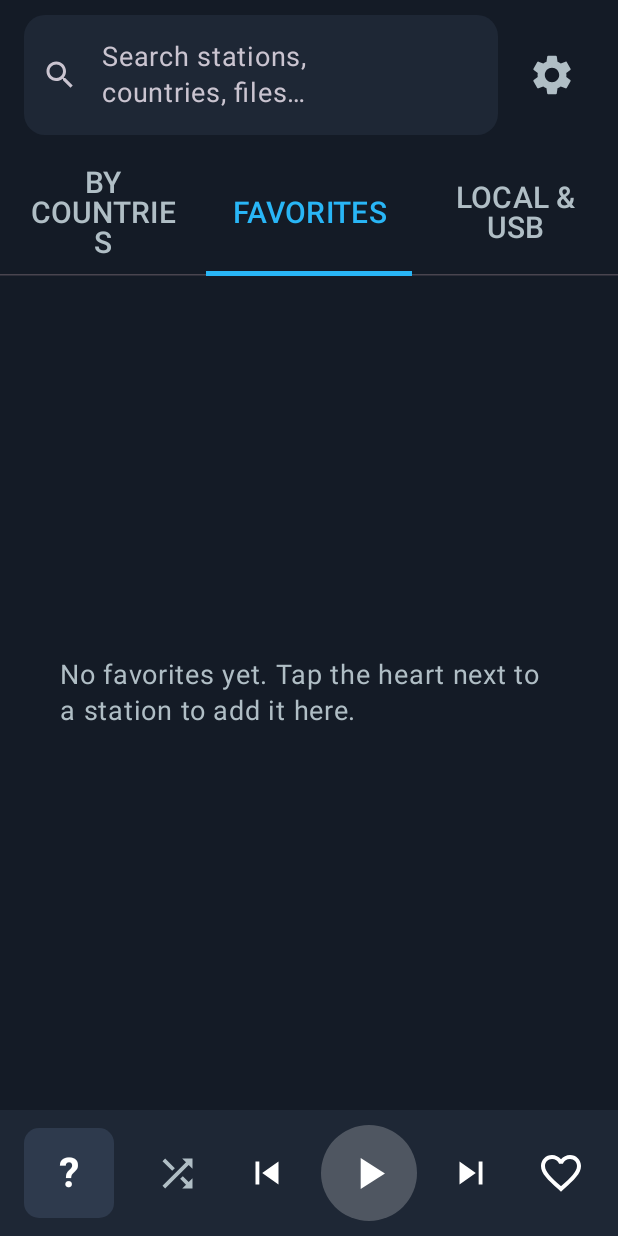
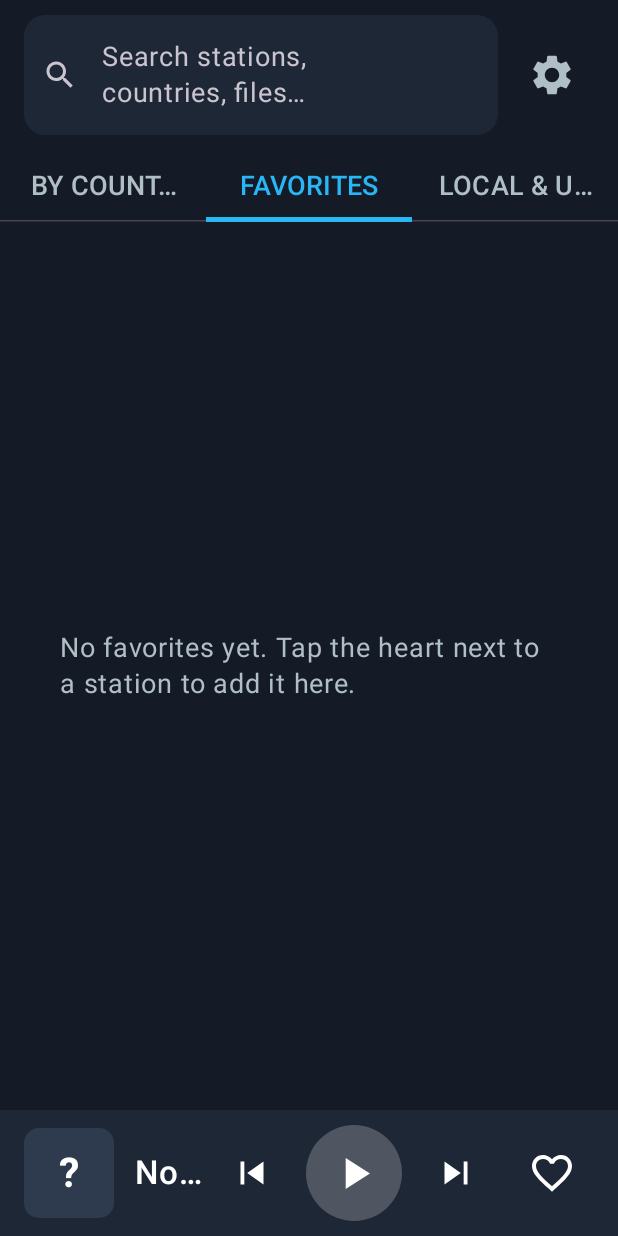
Before and after one commit to KillerTonix/Radio_BYD, an Android app built with Jetpack Compose: the screen it shows after launch (MainActivity), tab 2 chosen, on a phone screen of 412 x 824 dp. Run offline under Robolectric (Android 15) with nearby library versions, the phone set to English and light mode, and no system bars; libraries missing offline, so code that uses them is left out: kotlinx.coroutines.guava; network calls fail; pictures from the network do not load; 5 statements that could not run were skipped.

Commit message:
Limit shuffle to local/USB songs; keep tab labels on one line
Radio stations always play in list order; the shuffle toggle only shows
while a local song plays.

Co-Authored-By: Claude Opus 5.5 <noreply@anthropic.com>
Claude-Session: https://claude.ai/code/session_01GRvHiFXr6d3eeCT3vP44mk

```diff
--- a/app/build.gradle.kts
+++ b/app/build.gradle.kts
@@ -12,8 +12,8 @@ android {
         applicationId = "dev.wheelradio"
         minSdk = 29 // Android 10, as on the BYD Yuan Plus / Atto 3 DiLink head unit
         targetSdk = 34
-        versionCode = 4
-        versionName = "0.3.0"
+        versionCode = 5
+        versionName = "0.3.1"
     }
 
     buildTypes {
--- a/app/src/main/java/dev/wheelradio/AppModel.kt
+++ b/app/src/main/java/dev/wheelradio/AppModel.kt
@@ -22,6 +22,7 @@ data class NowPlaying(
     val isPlaying: Boolean = false,
     val buffering: Boolean = false,
     val shuffle: Boolean = false,
+    val canShuffle: Boolean = false,
 )
 
 /** Screen state. Lives as long as the activity; all network / disk work runs on Dispatchers.IO. */
--- a/app/src/main/java/dev/wheelradio/MainActivity.kt
+++ b/app/src/main/java/dev/wheelradio/MainActivity.kt
@@ -44,6 +44,8 @@ class MainActivity : ComponentActivity() {
         model.rememberQueue(list, index)
         controller?.run {
             setMediaItems(list.map { it.toMediaItem() }, index, C.TIME_UNSET)
+            // Shuffle is only for local / USB songs: radio always plays in list order.
+            if (list.any { !it.local }) shuffleModeEnabled = false
             prepare()
             play()
         }
@@ -81,6 +83,7 @@ class MainActivity : ComponentActivity() {
             isPlaying = p.isPlaying,
             buffering = p.playbackState == Player.STATE_BUFFERING,
             shuffle = p.shuffleModeEnabled,
+            canShuffle = station?.local == true,
         )
     }
 
--- a/app/src/main/java/dev/wheelradio/RadioService.kt
+++ b/app/src/main/java/dev/wheelradio/RadioService.kt
@@ -42,7 +42,8 @@ class RadioService : MediaSessionService() {
             .setWakeMode(C.WAKE_MODE_NETWORK)
             .build()
         exo.repeatMode = Player.REPEAT_MODE_ALL
-        exo.shuffleModeEnabled = repo.shuffle
+        // Shuffle is only for local / USB songs, never for radio.
+        exo.shuffleModeEnabled = repo.shuffle && queue.all { it.local }
         exo.setMediaItems(
             queue.map { it.toMediaItem() },
             repo.lastIndex.coerceIn(0, (queue.size - 1).coerceAtLeast(0)),
--- a/app/src/main/java/dev/wheelradio/Ui.kt
+++ b/app/src/main/java/dev/wheelradio/Ui.kt
@@ -85,8 +85,9 @@ fun WheelRadioApp(
                         onClick = { model.tab = t },
                         text = {
                             Text(
-                                t.title.uppercase(), fontSize = 20.sp,
+                                t.title.uppercase(), fontSize = 18.sp,
                                 color = if (model.tab == t) Accent else TextDim,
+                                maxLines = 1, softWrap = false, overflow = TextOverflow.Ellipsis,
                             )
                         },
                     )
@@ -239,9 +240,11 @@ private fun FavoritesTab(model: AppModel) {
     val q = model.query.trim()
     val list = if (q.isEmpty()) model.favorites else model.favorites.filter { it.name.contains(q, true) }
     Column(Modifier.fillMaxSize()) {
-        if (list.size > 1) Button(onClick = { model.playShuffled(list) }, modifier = Modifier.padding(vertical = 12.dp)) {
+        // Shuffle only applies to songs, so offer it for favorite local / USB songs only.
+        val songs = list.filter { it.local }
+        if (songs.size > 1) Button(onClick = { model.playShuffled(songs) }, modifier = Modifier.padding(vertical = 12.dp)) {
             Icon(PlayerIcons.Shuffle, null); Spacer(Modifier.width(8.dp))
-            Text("Shuffle favorites", fontSize = 17.sp)
+            Text("Shuffle favorite songs (${songs.size})", fontSize = 17.sp)
         }
         StationList(model, list, "No favorites yet. Tap the heart next to a station to add it here.")
     }
@@ -384,6 +387,7 @@ private fun MiniPlayer(model: AppModel, onPlayPause: () -> Unit, onNext: () -> U
             val sub = if (now.buffering) "Connecting…" else now.nowPlaying
             if (sub.isNotBlank()) Text(sub, fontSize = 16.sp, color = TextDim, maxLines = 1, overflow = TextOverflow.Ellipsis)
         }
+        if (now.canShuffle) {
             IconButton(onClick = { model.setShuffle(!now.shuffle) }, modifier = Modifier.size(56.dp)) {
                 Icon(
                     PlayerIcons.Shuffle, if (now.shuffle) "Shuffle on" else "Shuffle off",
@@ -391,6 +395,7 @@ private fun MiniPlayer(model: AppModel, onPlayPause: () -> Unit, onNext: () -> U
                 )
             }
             Spacer(Modifier.width(4.dp))
+        }
         RoundIconButton(PlayerIcons.Previous, "Previous", onPrevious, size = 56, filled = false)
         Spacer(Modifier.width(8.dp))
         RoundIconButton(
```
Also changed, not shown: 1 other file. Lines whose indentation alone changed are shown as unchanged.
